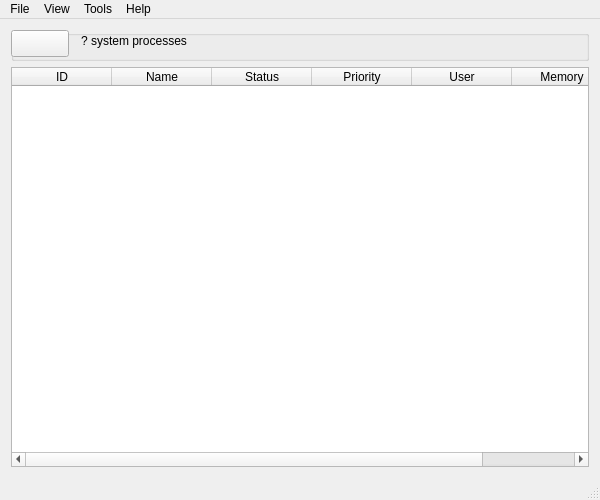
Before: the Qt Designer form mainwindow.ui in dutchgold92/TaskStalker, drawn with Qt 5.
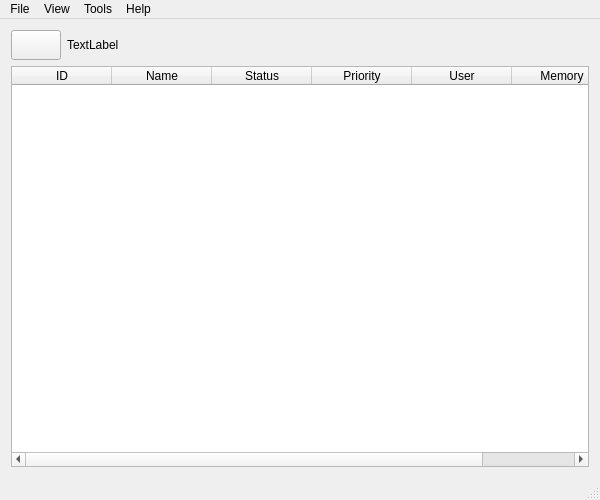
After: the same form once the commit is applied. Icons and pictures are not drawn.

The edit to the form file:
```diff
--- a/mainwindow.ui
+++ b/mainwindow.ui
@@ -37,53 +37,47 @@
     </sizepolicy>
    </property>
    <layout class="QVBoxLayout" name="verticalLayout">
-    <property name="sizeConstraint">
-     <enum>QLayout::SetDefaultConstraint</enum>
-    </property>
     <item>
-     <widget class="QGroupBox" name="groupBox">
-      <property name="title">
-       <string/>
-      </property>
-      <property name="alignment">
-       <set>Qt::AlignLeading|Qt::AlignLeft|Qt::AlignTop</set>
-      </property>
-      <property name="flat">
-       <bool>false</bool>
-      </property>
+     <layout class="QHBoxLayout" name="horizontalLayout">
+      <item>
       <widget class="QPushButton" name="toggleUpdateButton">
-       <property name="geometry">
-        <rect>
-         <x>0</x>
-         <y>0</y>
-         <width>58</width>
-         <height>27</height>
-        </rect>
-       </property>
-       <property name="sizePolicy">
-        <sizepolicy hsizetype="Fixed" vsizetype="Fixed">
-         <horstretch>0</horstretch>
-         <verstretch>0</verstretch>
-        </sizepolicy>
+        <property name="minimumSize">
+         <size>
+          <width>50</width>
+          <height>30</height>
+         </size>
+        </property>
+        <property name="maximumSize">
+         <size>
+          <width>50</width>
+          <height>30</height>
+         </size>
        </property>
        <property name="text">
         <string/>
        </property>
       </widget>
+      </item>
+      <item>
       <widget class="QLabel" name="processCountLabel">
-       <property name="geometry">
-        <rect>
-         <x>70</x>
-         <y>0</y>
-         <width>321</width>
-         <height>21</height>
-        </rect>
+        <property name="sizePolicy">
+         <sizepolicy hsizetype="MinimumExpanding" vsizetype="Maximum">
+          <horstretch>0</horstretch>
+          <verstretch>0</verstretch>
+         </sizepolicy>
+        </property>
+        <property name="minimumSize">
+         <size>
+          <width>0</width>
+          <height>30</height>
+         </size>
        </property>
        <property name="text">
-        <string>? system processes</string>
-       </property>
-      </widget>
-     </widget>
+         <string>TextLabel</string>
+        </property>
+       </widget>
+      </item>
+     </layout>
     </item>
     <item>
      <widget class="QTableWidget" name="procTable">
```
Left out of the diff: 2 changed lines with no effect on the pictures. Lines whose indentation alone changed are shown as unchanged.
